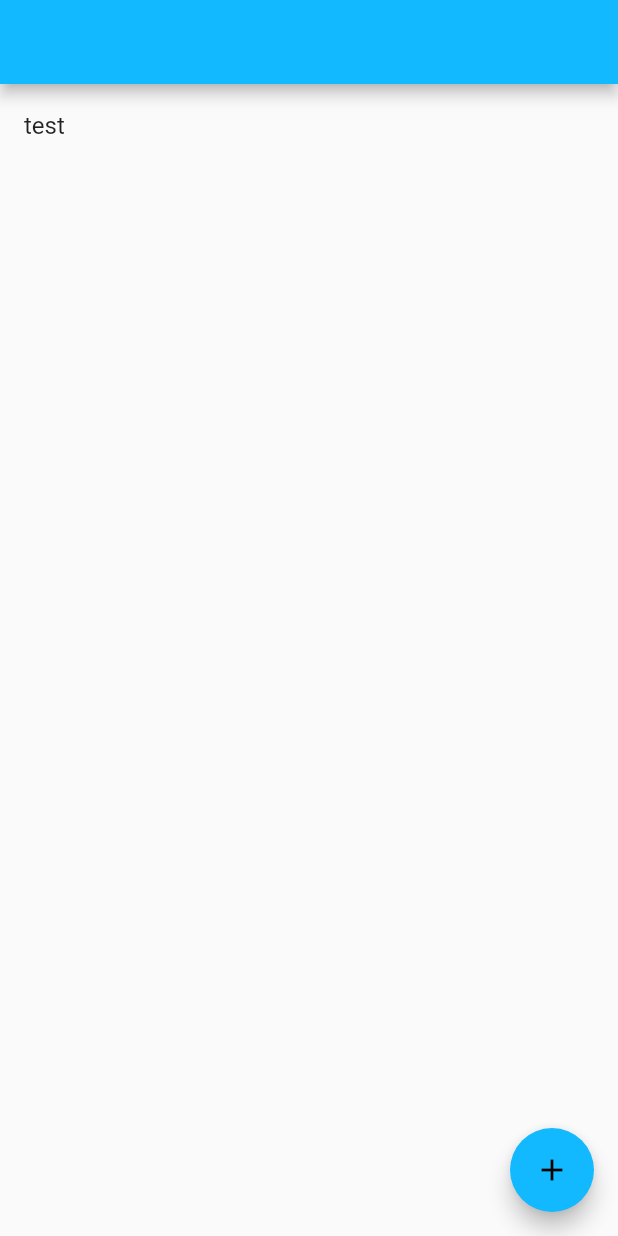
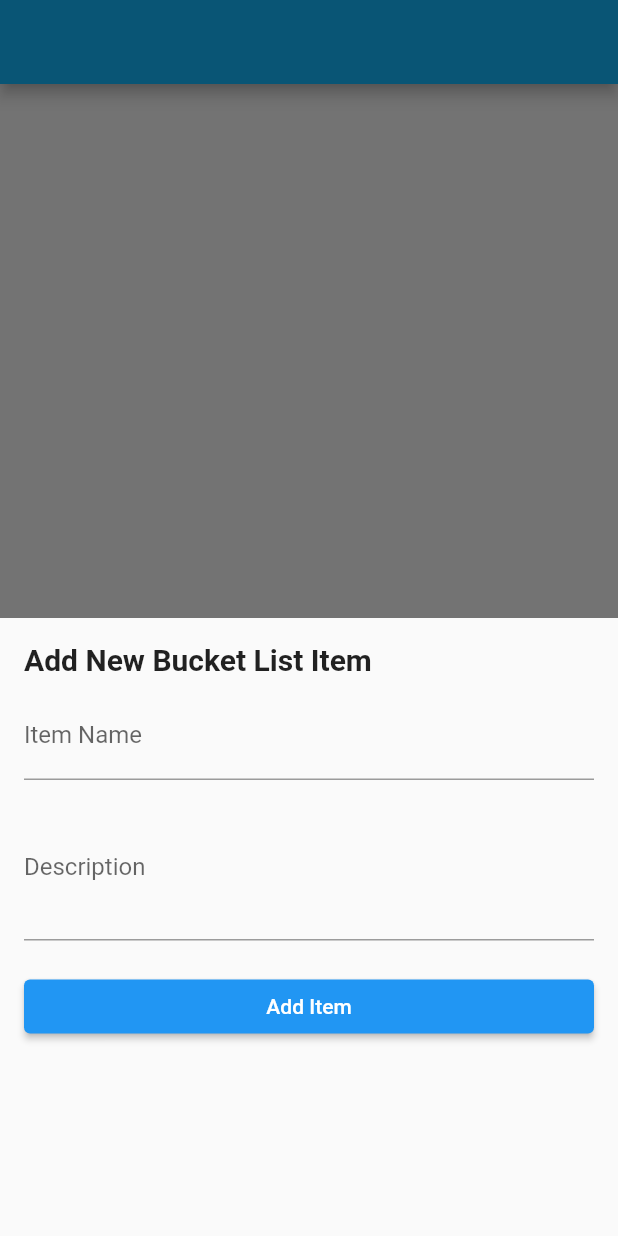
Before and after one commit to Biowulf21/WishLyst, a Flutter app: the screen it shows after launch, after a tap on the "add" icon, on a phone screen of 412 x 824 dp. Run offline on Flutter 3.47's test engine with Material 2 defaults, Android fonts, the phone set to English and light mode, and no system bars; our stand-ins replace bloc, equatable, flutter_bloc, sqflite; accounts and stored records are empty; generated files the repository leaves out were written again.

Commit message:
Add: bottom modal for creating new bucket list item

```diff
--- a/lib/bucket_list/view/bucket_list_page.dart
+++ b/lib/bucket_list/view/bucket_list_page.dart
@@ -1,8 +1,6 @@
 import 'package:flutter/material.dart';
 import 'package:flutter_bloc/flutter_bloc.dart';
-import 'package:wishlyst/bucket_list/bucket_list.dart';
 import 'package:wishlyst/bucket_list/bucket_list_bloc/bucket_list_bloc.dart';
-import 'package:wishlyst/bucket_list/data/model/bucket_list_item.dart';
 import 'package:wishlyst/bucket_list/data/repository/local_bucket_list_repository.dart';
 import 'package:wishlyst/bucket_list/view/widgets/bucket_list_item_widget.dart';
 
@@ -46,7 +44,6 @@ class BucketListView extends StatelessWidget {
             return ListView.builder(
               itemCount: state.items.length,
               itemBuilder: (context, index) {
-                print('item count is ${state.items.length}');
                 final item = state.items[index];
                 return const BucketListItemWidget();
               },
@@ -59,16 +56,48 @@ class BucketListView extends StatelessWidget {
       ),
       floatingActionButton: FloatingActionButton(
         child: const Icon(Icons.add),
-        onPressed: () {
-          final bucketListItem = BucketListItem(
-            itemName: 'test',
-            description: 'desc',
-            dateCreated: DateTime.now(),
-          );
-
-          bloc.add(AddBucketListItemEvent(bucketListItem));
-        },
+        onPressed: () => _showNewBucketListItemModal(context),
       ),
     );
   }
 }
+
+void _showNewBucketListItemModal(BuildContext context) {
+  showModalBottomSheet(
+    context: context,
+    builder: (BuildContext context) {
+      return Container(
+        height: MediaQuery.of(context).size.height / 2,
+        padding: const EdgeInsets.all(16),
+        child: Column(
+          crossAxisAlignment: CrossAxisAlignment.stretch,
+          children: <Widget>[
+            const Text(
+              'Add New Bucket List Item',
+              style: TextStyle(
+                fontSize: 20,
+                fontWeight: FontWeight.bold,
+              ),
+            ),
+            const SizedBox(height: 10),
+            TextFormField(
+              decoration: const InputDecoration(labelText: 'Item Name'),
+            ),
+            const SizedBox(height: 10),
+            TextFormField(
+              decoration: const InputDecoration(labelText: 'Description'),
+              maxLines: 3,
+            ),
+            const SizedBox(height: 20),
+            ElevatedButton(
+              onPressed: () {
+                Navigator.of(context).pop();
+              },
+              child: const Text('Add Item'),
+            ),
+          ],
+        ),
+      );
+    },
+  );
+}
```
